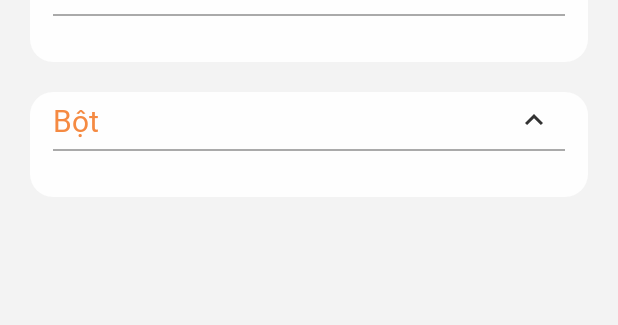
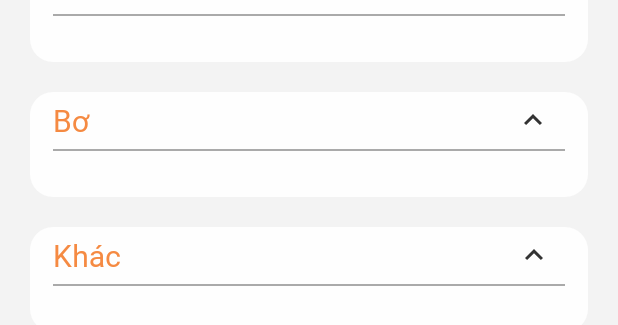
Before and after one commit to ngmhnganz/Nhom8, an Android app: the layout activity_suggest_recipe.xml on its own in the app's theme, with its tools: preview values and no code run, on a phone screen of 412 x 824 dp. Shown: the part 277-602 px from the top of the screen. Run offline under Robolectric (Android 15) with nearby library versions, the phone set to English and light mode, and no system bars.

Commit message:
[SuggestRecipe] add category "Khác"

```diff
--- a/app/src/main/res/layout/activity_suggest_recipe.xml
+++ b/app/src/main/res/layout/activity_suggest_recipe.xml
@@ -156,7 +156,7 @@
                 android:paddingVertical="5dp"
                 android:layout_width="wrap_content"
                 android:layout_height="wrap_content"
-                android:text="Bột"
+                android:text="Bơ"
                 android:fontFamily="@font/sfpro_bold"
                 android:textSize="20dp"
                 android:textColor="@color/colorPrimary"
@@ -191,4 +191,57 @@
         </LinearLayout>
 
     </LinearLayout>
+
+    <LinearLayout
+        android:id="@+id/llMaterialLable_Khac"
+        android:layout_width="match_parent"
+        android:layout_height="wrap_content"
+        android:orientation="vertical"
+        android:layout_marginHorizontal="20dp"
+        android:layout_marginVertical="10dp"
+        android:background="@drawable/background_suggestrecipe"
+        android:paddingHorizontal="15dp">
+        <LinearLayout
+            android:layout_width="match_parent"
+            android:layout_height="wrap_content"
+            android:weightSum="100">
+            <TextView
+                android:paddingVertical="5dp"
+                android:layout_width="wrap_content"
+                android:layout_height="wrap_content"
+                android:text="Khác"
+                android:fontFamily="@font/sfpro_bold"
+                android:textSize="20dp"
+                android:textColor="@color/colorPrimary"
+                android:layout_weight="97"
+                />
+            <ImageView
+                android:id="@+id/imvDropDownKhac_SuggestRecipe"
+                android:layout_width="wrap_content"
+                android:layout_height="wrap_content"
+                android:src="@drawable/ic__arrow_up_24"
+                android:layout_gravity="center"/>
+        </LinearLayout>
+        <LinearLayout
+            android:id="@+id/llKhac_RecipeMaterial"
+            android:layout_width="match_parent"
+            android:layout_height="wrap_content"
+            android:orientation="vertical">
+            <View
+                android:layout_width="match_parent"
+                android:layout_height="1dp"
+                android:background="@android:color/darker_gray"/>
+            <androidx.recyclerview.widget.RecyclerView
+                android:id="@+id/rcvKhac_RecipeMaterial"
+                android:layout_width="match_parent"
+                android:layout_height="wrap_content"
+                android:horizontalSpacing="10dp"
+                android:verticalSpacing="10dp"
+                android:paddingVertical="15dp"
+                app:layoutManager="com.google.android.flexbox.FlexboxLayoutManager"
+
+                />
+        </LinearLayout>
+
+    </LinearLayout>
 </LinearLayout>
```
Also changed, not shown: app/src/main/AndroidManifest.xml (+5 -5 lines), app/src/main/java/com/mcommerce/nhom8/SuggestRecipeActivity.java (+35 -13 lines).
